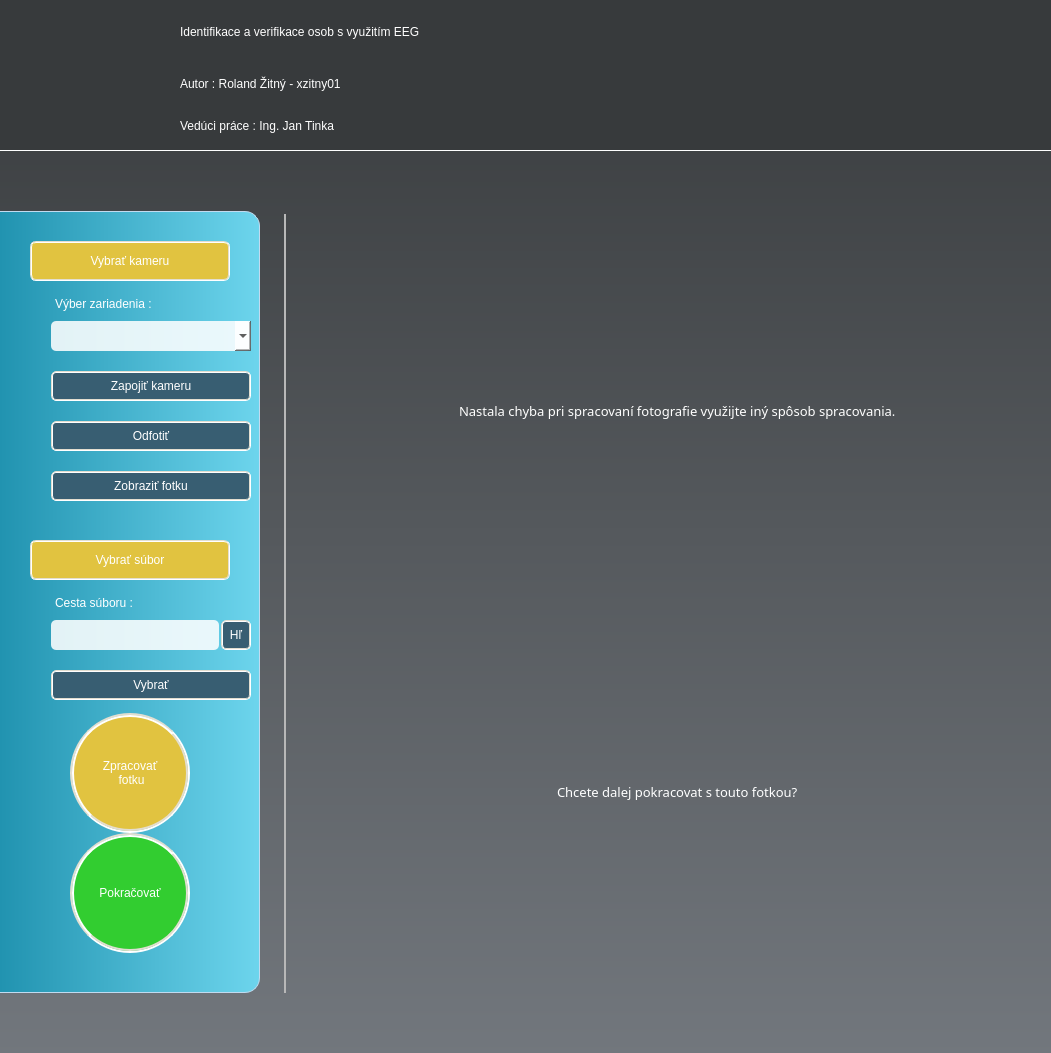
The window that nas/gui/designs/reg_window.ui (roland-zitny/BC-NAS) describes before a commit, drawn with Qt 5.
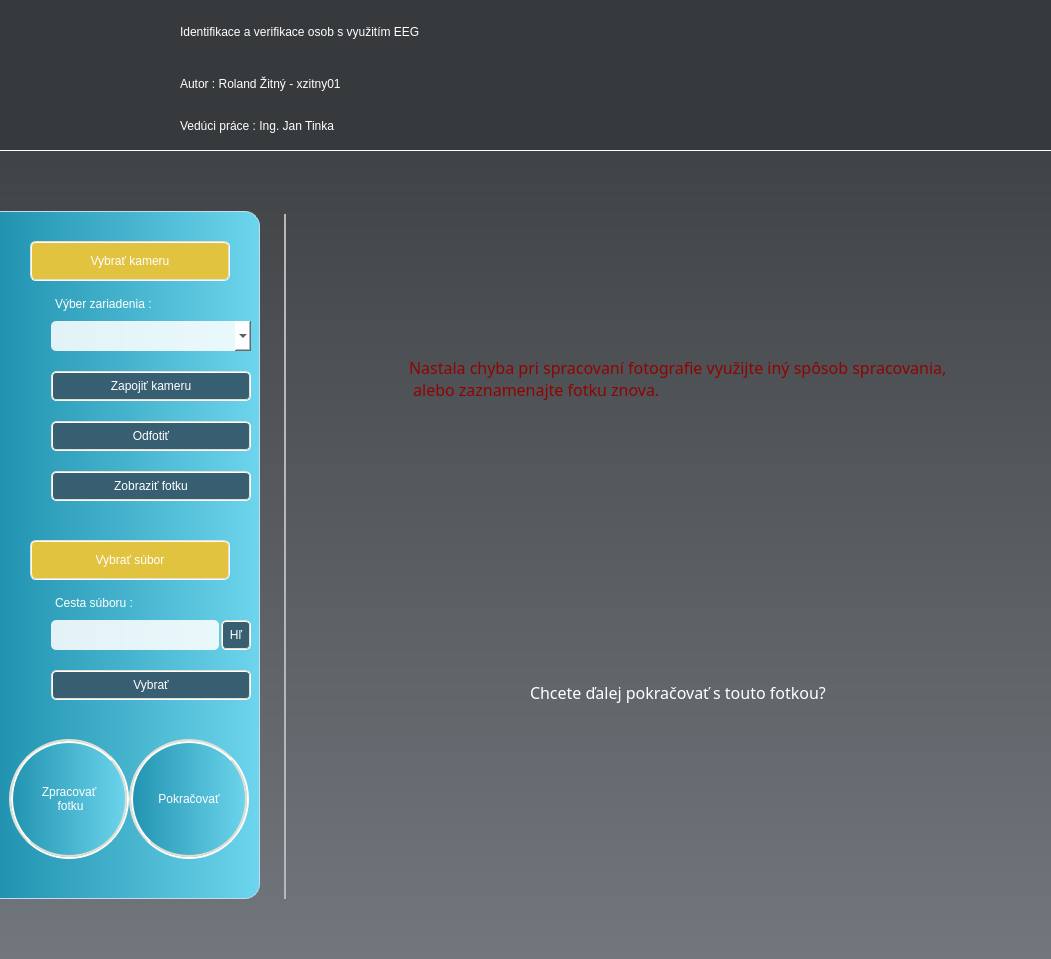
The same window after the commit. Icons and pictures are not drawn.

What changed in the file:
```diff
--- a/nas/gui/designs/reg_window.ui
+++ b/nas/gui/designs/reg_window.ui
@@ -7,7 +7,7 @@
     <x>0</x>
     <y>0</y>
     <width>1051</width>
-    <height>1053</height>
+    <height>959</height>
    </rect>
   </property>
   <property name="windowTitle">
@@ -863,12 +863,14 @@
            <property name="sizeHint" stdset="0">
             <size>
              <width>20</width>
-             <height>40</height>
+             <height>30</height>
             </size>
            </property>
           </spacer>
          </item>
-         <item alignment="Qt::AlignHCenter">
+         <item>
+          <layout class="QHBoxLayout" name="horizontalLayout">
+           <item>
           <widget class="QPushButton" name="ProcessPhotoBtn">
            <property name="minimumSize">
             <size>
@@ -884,7 +886,8 @@
            </property>
            <property name="styleSheet">
             <string notr="true">QPushButton{
-background-color: #E1C340;
+background-color: qradialgradient(cx:0, cy:0, radius: 1,
+                fx:0.5, fy:0.5, stop:0 #f5d445 ,stop:0.5 #E1C340 stop:1 #c4aa39);
 border-radius: 60px;
 border-width: 4px;
 border-style: groove;
@@ -911,7 +914,7 @@
            </property>
           </widget>
          </item>
-         <item alignment="Qt::AlignHCenter">
+           <item>
           <widget class="QPushButton" name="ContinueRegBtn">
            <property name="minimumSize">
             <size>
@@ -927,7 +930,8 @@
            </property>
            <property name="styleSheet">
             <string notr="true">QPushButton{
-background-color: #32CD30;
+background-color: qradialgradient(cx:0, cy:0, radius: 1,
+                fx:0.5, fy:0.5, stop:0 #81B622 ,stop:0.5 #59981A stop:1 #3D550C);
 border-radius: 60px;
 border-width: 4px;
 border-style: groove;
@@ -953,6 +957,8 @@
            </property>
           </widget>
          </item>
+          </layout>
+         </item>
          <item>
           <spacer name="verticalSpacer_5">
            <property name="orientation">
@@ -1014,30 +1020,55 @@
           <number>10</number>
          </property>
          <property name="bottomMargin">
-          <number>10</number>
+          <number>50</number>
          </property>
          <property name="spacing">
           <number>0</number>
          </property>
          <item row="0" column="0" alignment="Qt::AlignHCenter|Qt::AlignVCenter">
           <widget class="QLabel" name="CameraErrorLabel">
+           <property name="minimumSize">
+            <size>
+             <width>0</width>
+             <height>50</height>
+            </size>
+           </property>
+           <property name="maximumSize">
+            <size>
+             <width>16777215</width>
+             <height>50</height>
+            </size>
+           </property>
            <property name="styleSheet">
-            <string notr="true">font: 10pt Bahnschrift SemiBold;
-color: white;</string>
+            <string notr="true">font: 12pt Bahnschrift SemiBold;
+color: #900300;</string>
            </property>
            <property name="text">
-            <string>Nastala chyba pri spracovaní fotografie využijte iný spôsob spracovania.</string>
+            <string>Nastala chyba pri spracovaní fotografie využijte iný spôsob spracovania,
+ alebo zaznamenajte fotku znova. </string>
            </property>
           </widget>
          </item>
          <item row="1" column="0" alignment="Qt::AlignHCenter|Qt::AlignVCenter">
           <widget class="QLabel" name="CameraConfirmLabel">
+           <property name="minimumSize">
+            <size>
+             <width>0</width>
+             <height>50</height>
+            </size>
+           </property>
+           <property name="maximumSize">
+            <size>
+             <width>16777215</width>
+             <height>50</height>
+            </size>
+           </property>
            <property name="styleSheet">
-            <string notr="true">font: 10pt Bahnschrift SemiBold;
+            <string notr="true">font: 12pt Bahnschrift SemiBold;
 color: white;</string>
            </property>
            <property name="text">
-            <string>Chcete dalej pokracovat s touto fotkou?</string>
+            <string>Chcete ďalej pokračovať s touto fotkou?</string>
            </property>
           </widget>
          </item>
```
Left out of the diff: 10 changed lines with no effect on the pictures. Lines whose indentation alone changed are shown as unchanged.
